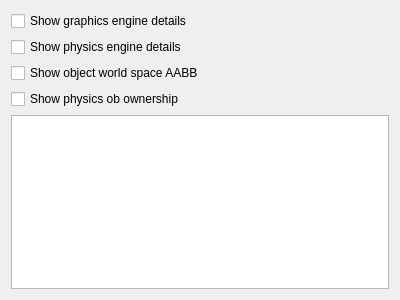
This is gui_client/DiagnosticsWidget.ui in shipilovden/substrata-metasiberia as Qt 5 draws it before an edit. The edited form follows.
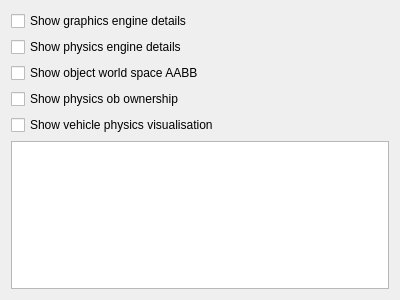
This is the edited form.

Commit message: Lots of bike controller improvements - updated for new bike model etc. Added 'Show vehicle physics visualisation' checkbox in diagnostics widget. Factored moving object into MainWindow::doMoveAndRotateObject(). Added bike righting

Patch:
```diff
--- a/gui_client/DiagnosticsWidget.ui
+++ b/gui_client/DiagnosticsWidget.ui
@@ -42,6 +42,13 @@
      </property>
     </widget>
    </item>
+   <item>
+    <widget class="QCheckBox" name="showVehiclePhysicsVisCheckBox">
+     <property name="text">
+      <string>Show vehicle physics visualisation</string>
+     </property>
+    </widget>
+   </item>
    <item>
     <widget class="QPlainTextEdit" name="diagnosticsTextEdit">
      <property name="readOnly">
```
The commit also changes 12 other files.
